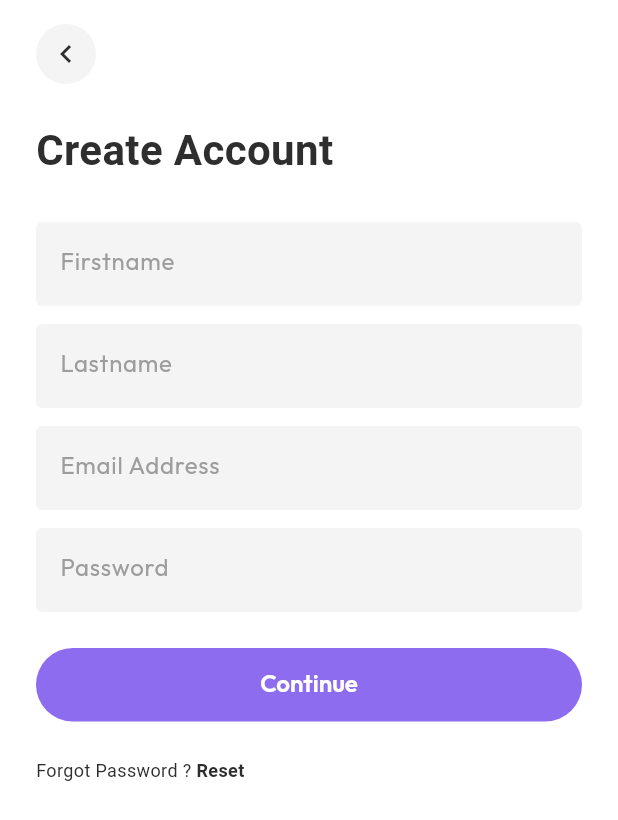
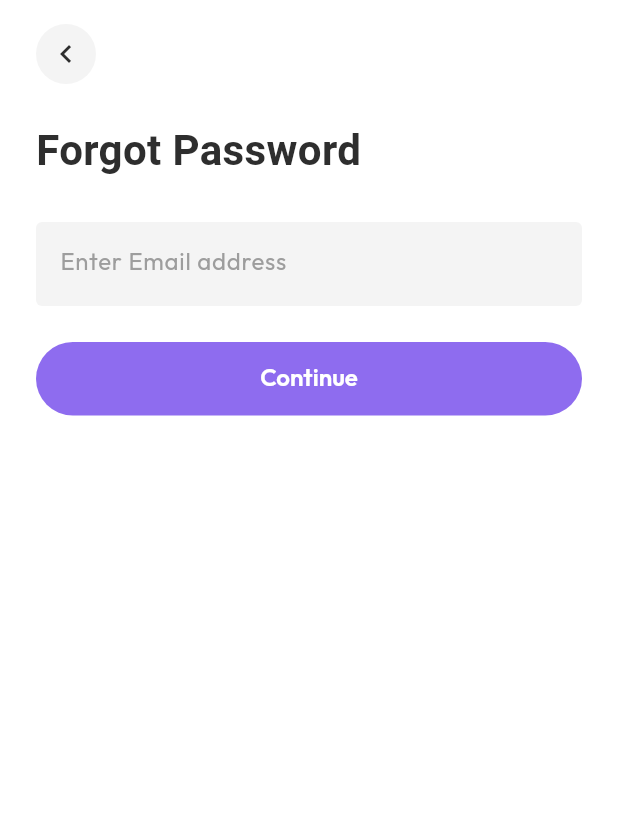
Before and after one commit to kurachix/componentesflutter, a Flutter app: the CreateAccountScreen screen opened by its route, after a tap on "Continue", on a phone screen of 412 x 824 dp. Shown: the top 820 px of the screen. Run offline on Flutter 3.47's test engine with Material 3 defaults, Android fonts, the phone set to English and light mode, and no system bars; our stand-ins replace device_preview, google_fonts.

Commit message:
Add ForgotPasswordScreen and update navigation in HomeScreen and PasswordLoginScreen

```diff
--- a/lib/main.dart
+++ b/lib/main.dart
@@ -4,8 +4,8 @@ import 'package:flutter/material.dart';
 
 import 'widgets/botao_login.dart';
 import 'widgets/botao_padrao.dart';
+import 'widgets/botao_voltar.dart';
 import 'widgets/campo_formulario.dart';
-import 'widgets/botao_voltar.dart';
 import 'widgets/texto_com_span.dart';
 import 'widgets/texto_superior.dart';
 
@@ -34,6 +34,7 @@ class MyApp extends StatelessWidget {
         '/': (_) => const HomeScreen(),
         '/password': (_) => const PasswordLoginScreen(),
         '/create-account': (_) => const CreateAccountScreen(),
+        '/forgot-password': (_) => const ForgotPasswordScreen(),
       },
     );
   }
@@ -42,7 +43,7 @@ class MyApp extends StatelessWidget {
 class HomeScreen extends StatelessWidget {
   const HomeScreen({super.key});
 
-  void _openSecondPage(BuildContext context) {
+  void _openPasswordPage(BuildContext context) {
     Navigator.of(context).pushNamed('/password');
   }
 
@@ -63,7 +64,7 @@ class HomeScreen extends StatelessWidget {
             left: 27,
             child: BotaoPadrao(
               text: 'Continue',
-              onPressed: () => _openSecondPage(context),
+              onPressed: () => _openPasswordPage(context),
             ),
           ),
           Positioned(
@@ -90,7 +91,7 @@ class HomeScreen extends StatelessWidget {
                       size: 24,
                       color: Colors.black,
                     ),
-                    onPressed: () => _openSecondPage(context),
+                    onPressed: () => _openPasswordPage(context),
                   ),
                   BotaoLogin(
                     texto: 'Continue With Google',
@@ -103,7 +104,7 @@ class HomeScreen extends StatelessWidget {
                         height: 1.0,
                       ),
                     ),
-                    onPressed: () => _openSecondPage(context),
+                    onPressed: () => _openPasswordPage(context),
                   ),
                   BotaoLogin(
                     texto: 'Continue With Facebook',
@@ -112,7 +113,7 @@ class HomeScreen extends StatelessWidget {
                       size: 24,
                       color: Color(0xFF1877F2),
                     ),
-                    onPressed: () => _openSecondPage(context),
+                    onPressed: () => _openPasswordPage(context),
                   ),
                 ],
               ),
@@ -126,6 +127,10 @@ class HomeScreen extends StatelessWidget {
 
 class PasswordLoginScreen extends StatelessWidget {
   const PasswordLoginScreen({super.key});
+
+  void _openCreateAccountPage(BuildContext context) {
+    Navigator.of(context).pushNamed('/create-account');
+  }
 
   @override
   Widget build(BuildContext context) {
@@ -146,7 +151,7 @@ class PasswordLoginScreen extends StatelessWidget {
             left: 27,
             child: BotaoPadrao(
               text: 'Continue',
-              onPressed: () => Navigator.of(context).pushNamed('/create-account'),
+              onPressed: () => _openCreateAccountPage(context),
             ),
           ),
           Positioned(
@@ -179,6 +184,10 @@ class PasswordLoginScreen extends StatelessWidget {
 
 class CreateAccountScreen extends StatelessWidget {
   const CreateAccountScreen({super.key});
+
+  void _openForgotPasswordPage(BuildContext context) {
+    Navigator.of(context).pushNamed('/forgot-password');
+  }
 
   @override
   Widget build(BuildContext context) {
@@ -221,7 +230,7 @@ class CreateAccountScreen extends StatelessWidget {
                   BotaoPadrao(
                     text: 'Continue',
                     width: double.infinity,
-                    onPressed: () {},
+                    onPressed: () => _openForgotPasswordPage(context),
                   ),
                   const SizedBox(height: 24),
                   const Text.rich(
@@ -251,3 +260,56 @@ class CreateAccountScreen extends StatelessWidget {
     );
   }
 }
+
+class ForgotPasswordScreen extends StatelessWidget {
+  const ForgotPasswordScreen({super.key});
+
+  @override
+  Widget build(BuildContext context) {
+    return Scaffold(
+      backgroundColor: Colors.white,
+      body: SafeArea(
+        child: Stack(
+          children: [
+            Positioned(
+              top: 16,
+              left: 24,
+              child: BotaoVoltar(
+                onPressed: () => Navigator.of(context).pop(),
+              ),
+            ),
+            Positioned(
+              top: 80,
+              left: 24,
+              right: 24,
+              child: Column(
+                crossAxisAlignment: CrossAxisAlignment.start,
+                children: [
+                  const Text(
+                    'Forgot Password',
+                    style: TextStyle(
+                      color: Color(0xFF2E2E2E),
+                      fontSize: 28,
+                      fontWeight: FontWeight.w700,
+                    ),
+                  ),
+                  const SizedBox(height: 28),
+                  const CampoFormulario(
+                    hintText: 'Enter Email address',
+                    width: double.infinity,
+                  ),
+                  const SizedBox(height: 24),
+                  BotaoPadrao(
+                    text: 'Continue',
+                    width: double.infinity,
+                    onPressed: () {},
+                  ),
+                ],
+              ),
+            ),
+          ],
+        ),
+      ),
+    );
+  }
+}
```
